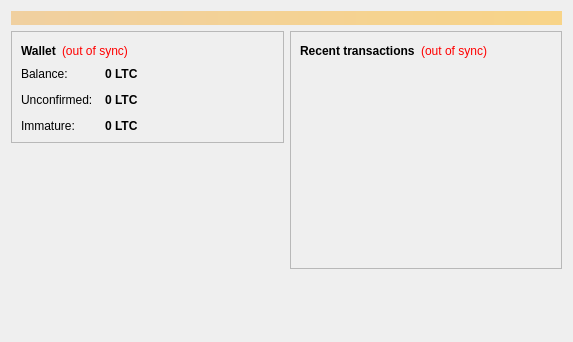
First picture: the form in src/qt/forms/overviewpage.ui, repository NarubyRiverlione/Spice, before the edit.
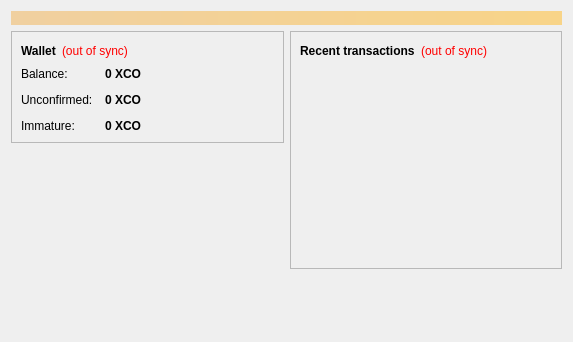
Second picture: the form after the edit.

```diff
--- a/src/qt/forms/overviewpage.ui
+++ b/src/qt/forms/overviewpage.ui
@@ -122,7 +122,7 @@
                <string>Your current balance</string>
               </property>
               <property name="text">
-               <string notr="true">0 LTC</string>
+               <string notr="true">0 XCO</string>
               </property>
               <property name="textInteractionFlags">
                <set>Qt::LinksAccessibleByMouse|Qt::TextSelectableByKeyboard|Qt::TextSelectableByMouse</set>
@@ -151,7 +151,7 @@
                <string>Total of transactions that have yet to be confirmed, and do not yet count toward the current balance</string>
               </property>
               <property name="text">
-               <string notr="true">0 LTC</string>
+               <string notr="true">0 XCO</string>
               </property>
               <property name="textInteractionFlags">
                <set>Qt::LinksAccessibleByMouse|Qt::TextSelectableByKeyboard|Qt::TextSelectableByMouse</set>
@@ -177,7 +177,7 @@
                <string>Mined balance that has not yet matured</string>
               </property>
               <property name="text">
-               <string notr="true">0 LTC</string>
+               <string notr="true">0 XCO</string>
               </property>
               <property name="textInteractionFlags">
                <set>Qt::LinksAccessibleByMouse|Qt::TextSelectableByKeyboard|Qt::TextSelectableByMouse</set>
```
